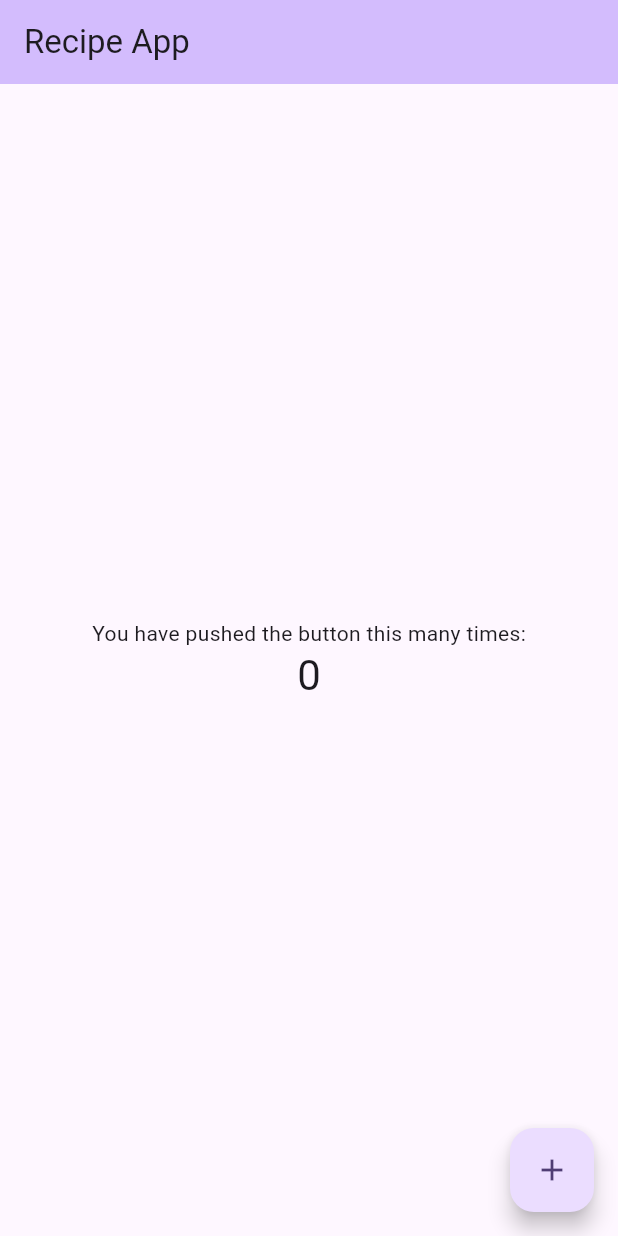
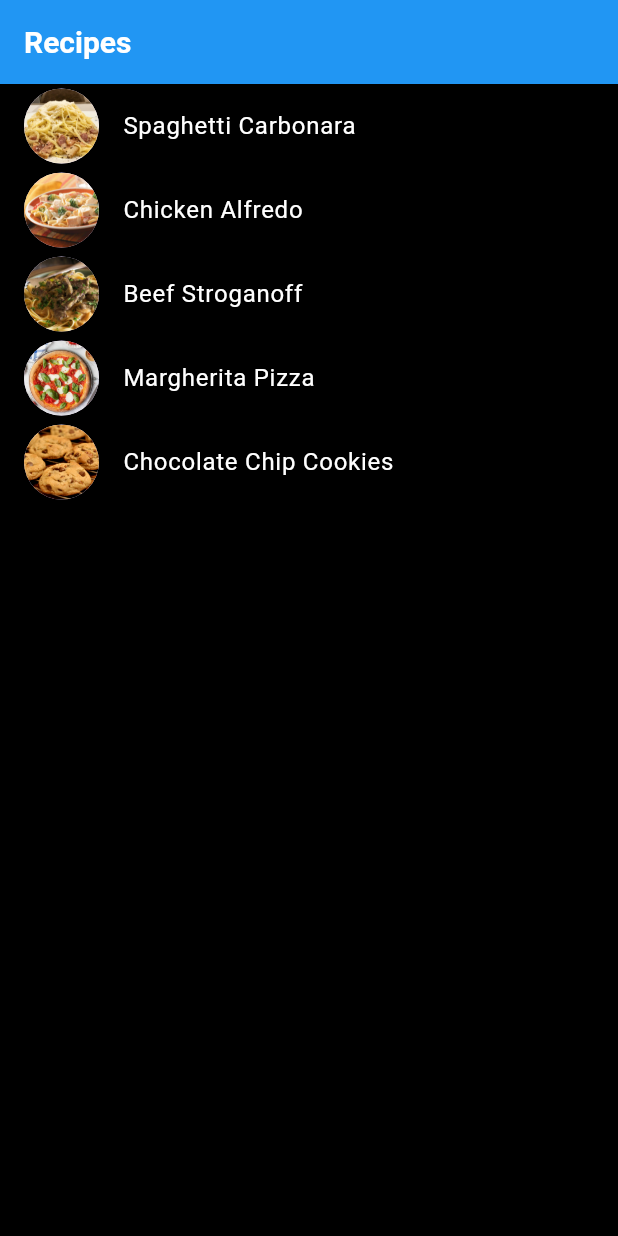
Before and after one commit to AbdelrahmanSK/MAPPMidtermProj, a Flutter app: the screen it shows after launch, on a phone screen of 412 x 824 dp. Run offline on Flutter 3.47's test engine with Material 3 defaults, Android fonts, the phone set to English and light mode, and no system bars; Roboto replaces fonts that are missing (Comfortaa).

Commit message:
Updated the app, new UI, New images and updated the pubspec.yaml

```diff
--- a/recipeapp4/lib/main.dart
+++ b/recipeapp4/lib/main.dart
@@ -1,125 +1,206 @@
 import 'package:flutter/material.dart';
 
 void main() {
-  runApp(const MyApp());
+  runApp(RecipeApp());
 }
 
-class MyApp extends StatelessWidget {
-  const MyApp({super.key});
-
-  // This widget is the root of your application.
+class RecipeApp extends StatelessWidget {
   @override
   Widget build(BuildContext context) {
     return MaterialApp(
-      title: 'Flutter Demo',
+      title: 'Recipe App',
       theme: ThemeData(
-        // This is the theme of your application.
-        //
-        // TRY THIS: Try running your application with "flutter run". You'll see
-        // the application has a purple toolbar. Then, without quitting the app,
-        // try changing the seedColor in the colorScheme below to Colors.green
-        // and then invoke "hot reload" (save your changes or press the "hot
-        // reload" button in a Flutter-supported IDE, or press "r" if you used
-        // the command line to start the app).
-        //
-        // Notice that the counter didn't reset back to zero; the application
-        // state is not lost during the reload. To reset the state, use hot
-        // restart instead.
-        //
-        // This works for code too, not just values: Most code changes can be
-        // tested with just a hot reload.
-        colorScheme: ColorScheme.fromSeed(seedColor: Colors.deepPurple),
-        useMaterial3: true,
+        primaryColor: Colors.blue,
+        hintColor: Colors.orange,
+        backgroundColor: Colors.black,
+        scaffoldBackgroundColor: Colors.black,
+        appBarTheme: AppBarTheme(
+          backgroundColor: Colors.blue,
         ),
-      home: const MyHomePage(title: 'Recipe App'),
+        textTheme: TextTheme(
+          headline6: TextStyle(fontSize: 20.0, fontWeight: FontWeight.bold, color: Colors.white, fontFamily: 'Comfortaa'), // Set Comfortaa font for headline6
+          bodyText1: TextStyle(fontSize: 16.0, color: Colors.white, fontFamily: 'Comfortaa'), // Set Comfortaa font for bodyText1
+          bodyText2: TextStyle(fontSize: 14.0, color: Colors.white, fontFamily: 'Comfortaa'), // Set Comfortaa font for bodyText2
+        ),
+      ),
+      home: RecipeHome(),
     );
   }
 }
 
-class MyHomePage extends StatefulWidget {
-  const MyHomePage({super.key, required this.title});
-
-  // This widget is the home page of your application. It is stateful, meaning
-  // that it has a State object (defined below) that contains fields that affect
-  // how it looks.
-
-  // This class is the configuration for the state. It holds the values (in this
-  // case the title) provided by the parent (in this case the App widget) and
-  // used by the build method of the State. Fields in a Widget subclass are
-  // always marked "final".
-
-  final String title;
-
+class RecipeHome extends StatelessWidget {
   @override
-  State<MyHomePage> createState() => _MyHomePageState();
+  Widget build(BuildContext context) {
+    return Scaffold(
+      appBar: AppBar(
+        title: Text(
+          'Recipes',
+          style: Theme.of(context).textTheme.headline6!.copyWith(color: Colors.white),
+        ),
+      ),
+      body: RecipeList(),
+    );
+  }
 }
 
-class _MyHomePageState extends State<MyHomePage> {
-  int _counter = 0;
+class RecipeList extends StatelessWidget {
+  final List<Recipe> recipes = [
+    Recipe(
+      name: 'Spaghetti Carbonara',
+      ingredients: ['Spaghetti', 'Eggs', 'Bacon', 'Parmesan cheese', 'Black pepper'],
+      instructions: [
+        'Cook spaghetti according to package instructions.',
+        'Fry bacon until crispy, then chop into small pieces.',
+        'In a bowl, mix eggs, grated Parmesan cheese, and black pepper.',
+        'Add cooked spaghetti to the bacon pan, then pour the egg mixture over it, stirring quickly to coat.',
+        'Serve immediately with extra Parmesan cheese and black pepper.'
+      ],
+      imagePath: 'assets/images/placeholder1.jpg',
+    ),
+    Recipe(
+      name: 'Chicken Alfredo',
+      ingredients: ['Fettuccine pasta', 'Chicken breast', 'Heavy cream', 'Garlic', 'Parmesan cheese'],
+      instructions: [
+        'Cook fettuccine pasta according to package instructions.',
+        'In a pan, cook chicken breast until no longer pink, then remove and slice.',
+        'In the same pan, add minced garlic and cook until fragrant.',
+        'Pour in heavy cream and simmer until slightly thickened.',
+        'Add cooked pasta and sliced chicken to the sauce, then toss to combine.',
+        'Serve hot with grated Parmesan cheese on top.'
+      ],
+      imagePath: 'assets/images/placeholder2.jpg',
+    ),
+    Recipe(
+  name: 'Beef Stroganoff',
+  ingredients: ['Beef sirloin', 'Onion', 'Mushrooms', 'Sour cream', 'Dijon mustard'],
+  instructions: [
+    'Slice beef sirloin into thin strips.',
+    'Sauté onion and mushrooms until softened.',
+    'Add beef strips and cook until browned.',
+    'Stir in sour cream and Dijon mustard, then simmer until heated through.',
+    'Serve hot over cooked noodles or rice.'
+  ],
+  imagePath: 'assets/images/placeholder3.jpg', // Placeholder image path for Beef Stroganoff
+),
+Recipe(
+  name: 'Margherita Pizza',
+  ingredients: ['Pizza dough', 'Tomatoes', 'Fresh mozzarella cheese', 'Fresh basil leaves', 'Olive oil'],
+  instructions: [
+    'Roll out pizza dough into a round shape.',
+    'Spread olive oil over the dough, then add sliced tomatoes and fresh mozzarella cheese on top.',
+    'Bake in a preheated oven until crust is golden brown and cheese is melted.',
+    'Remove from oven, sprinkle fresh basil leaves on top, and serve hot.'
+  ],
+  imagePath: 'assets/images/placeholder4.jpg', // Placeholder image path for Margherita Pizza
+),
+Recipe(
+  name: 'Chocolate Chip Cookies',
+  ingredients: ['All-purpose flour', 'Butter', 'Brown sugar', 'Granulated sugar', 'Chocolate chips'],
+  instructions: [
+    'Cream together butter, brown sugar, and granulated sugar until smooth.',
+    'Mix in flour until a dough forms, then fold in chocolate chips.',
+    'Drop spoonfuls of dough onto a baking sheet and bake in a preheated oven until edges are golden brown.',
+    'Let cool on the baking sheet for a few minutes before transferring to a wire rack to cool completely.'
+  ],
+  imagePath: 'assets/images/placeholder5.jpg', // Placeholder image path for Chocolate Chip Cookies
+),
 
-  void _incrementCounter() {
-    setState(() {
-      // This call to setState tells the Flutter framework that something has
-      // changed in this State, which causes it to rerun the build method below
-      // so that the display can reflect the updated values. If we changed
-      // _counter without calling setState(), then the build method would not be
-      // called again, and so nothing would appear to happen.
-      _counter++;
-    });
-  }
+    // Add more recipes here
+  ];
 
   @override
   Widget build(BuildContext context) {
-    // This method is rerun every time setState is called, for instance as done
-    // by the _incrementCounter method above.
-    //
-    // The Flutter framework has been optimized to make rerunning build methods
-    // fast, so that you can just rebuild anything that needs updating rather
-    // than having to individually change instances of widgets.
+    return ListView.builder(
+      itemCount: recipes.length,
+      itemBuilder: (context, index) {
+        return ListTile(
+          leading: CircleAvatar(
+            backgroundImage: AssetImage(recipes[index].imagePath),
+            radius: 25,
+          ),
+          title: Text(
+            recipes[index].name,
+            style: TextStyle(color: Colors.white), // Set text color to white
+          ),
+          onTap: () {
+            Navigator.push(
+              context,
+              MaterialPageRoute(builder: (context) => RecipeDetails(recipe: recipes[index])),
+            );
+          },
+        );
+      },
+    );
+  }
+}
+
+class RecipeDetails extends StatelessWidget {
+  final Recipe recipe;
+
+  RecipeDetails({required this.recipe});
+
+  @override
+  Widget build(BuildContext context) {
     return Scaffold(
       appBar: AppBar(
-        // TRY THIS: Try changing the color here to a specific color (to
-        // Colors.amber, perhaps?) and trigger a hot reload to see the AppBar
-        // change color while the other colors stay the same.
-        backgroundColor: Theme.of(context).colorScheme.inversePrimary,
-        // Here we take the value from the MyHomePage object that was created by
-        // the App.build method, and use it to set our appbar title.
-        title: Text(widget.title),
+        title: Text(recipe.name),
       ),
-      body: Center(
-        // Center is a layout widget. It takes a single child and positions it
-        // in the middle of the parent.
+      body: Column(
+        crossAxisAlignment: CrossAxisAlignment.start,
+        children: [
+          Image.asset(
+            recipe.imagePath,
+            width: MediaQuery.of(context).size.width,
+            height: 200,
+            fit: BoxFit.cover,
+          ),
+          Padding(
+            padding: const EdgeInsets.all(16.0),
             child: Column(
-          // Column is also a layout widget. It takes a list of children and
-          // arranges them vertically. By default, it sizes itself to fit its
-          // children horizontally, and tries to be as tall as its parent.
-          //
-          // Column has various properties to control how it sizes itself and
-          // how it positions its children. Here we use mainAxisAlignment to
-          // center the children vertically; the main axis here is the vertical
-          // axis because Columns are vertical (the cross axis would be
-          // horizontal).
-          //
-          // TRY THIS: Invoke "debug painting" (choose the "Toggle Debug Paint"
-          // action in the IDE, or press "p" in the console), to see the
-          // wireframe for each widget.
-          mainAxisAlignment: MainAxisAlignment.center,
-          children: <Widget>[
-            const Text(
-              'You have pushed the button this many times:',
+              crossAxisAlignment: CrossAxisAlignment.start,
+              children: [
+                Text(
+                  'Ingredients:',
+                  style: TextStyle(fontSize: 20, fontWeight: FontWeight.bold),
                 ),
+                SizedBox(height: 8),
+                Column(
+                  crossAxisAlignment: CrossAxisAlignment.start,
+                  children: recipe.ingredients.map((ingredient) {
+                    return Text('- $ingredient');
+                  }).toList(),
+                ),
+                SizedBox(height: 16),
                 Text(
-              '$_counter',
-              style: Theme.of(context).textTheme.headlineMedium,
+                  'Instructions:',
+                  style: TextStyle(fontSize: 20, fontWeight: FontWeight.bold),
+                ),
+                SizedBox(height: 8),
+                Column(
+                  crossAxisAlignment: CrossAxisAlignment.start,
+                  children: recipe.instructions.asMap().entries.map((entry) {
+                    return Text('${entry.key + 1}. ${entry.value}');
+                  }).toList(),
                 ),
               ],
             ),
           ),
-      floatingActionButton: FloatingActionButton(
-        onPressed: _incrementCounter,
-        tooltip: 'Increment',
-        child: const Icon(Icons.add),
-      ), // This trailing comma makes auto-formatting nicer for build methods.
+        ],
+      ),
     );
   }
 }
+
+class Recipe {
+  final String name;
+  final List<String> ingredients;
+  final List<String> instructions;
+  final String imagePath; // Add this field
+
+  Recipe({
+    required this.name,
+    required this.ingredients,
+    required this.instructions,
+    required this.imagePath, // Initialize this field in constructor
+  });
+}
```
Also changed, not shown: recipeapp4/pubspec.yaml (+16 -4 lines), recipeapp4/assets/images/placeholder1.jpg (added), recipeapp4/assets/images/placeholder2.jpg (added), recipeapp4/assets/images/placeholder3.jpg (added), recipeapp4/assets/images/placeholder4.jpg (added), recipeapp4/assets/images/placeholder5.jpg (added). Lines whose indentation alone changed are shown as unchanged.
